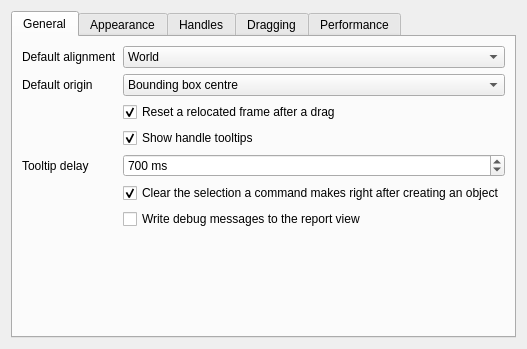
The window that freecad/axel/resources/ui/Preferences.ui (Onyx125/Axel) describes before a commit, drawn with Qt 5.
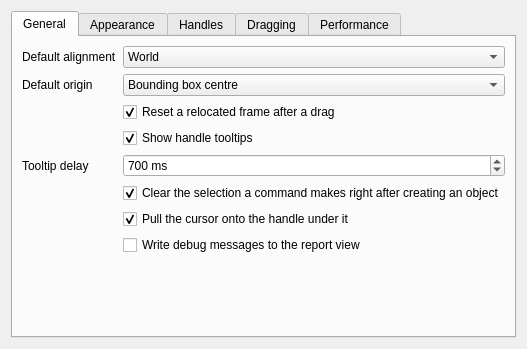
The same window after the commit. Custom widgets are drawn as their Qt base class.

The edit to the form file:
```diff
--- a/freecad/axel/resources/ui/Preferences.ui
+++ b/freecad/axel/resources/ui/Preferences.ui
@@ -161,6 +161,25 @@
         </widget>
        </item>
        <item row="6" column="1">
+        <widget class="Gui::PrefCheckBox" name="SnapCursor">
+         <property name="text">
+          <string>Pull the cursor onto the handle under it</string>
+         </property>
+         <property name="toolTip">
+          <string>While the cursor is over a handle it is gently moved to the centre of the handle, or to the nearest point of an arrow's axis or of an arc, so that a click lands on it.</string>
+         </property>
+         <property name="checked">
+          <bool>true</bool>
+         </property>
+         <property name="prefEntry">
+          <cstring>SnapCursor</cstring>
+         </property>
+         <property name="prefPath">
+          <cstring>Mod/Axel</cstring>
+         </property>
+        </widget>
+       </item>
+       <item row="7" column="1">
         <widget class="Gui::PrefCheckBox" name="DebugLog">
          <property name="text">
           <string>Write debug messages to the report view</string>
```
